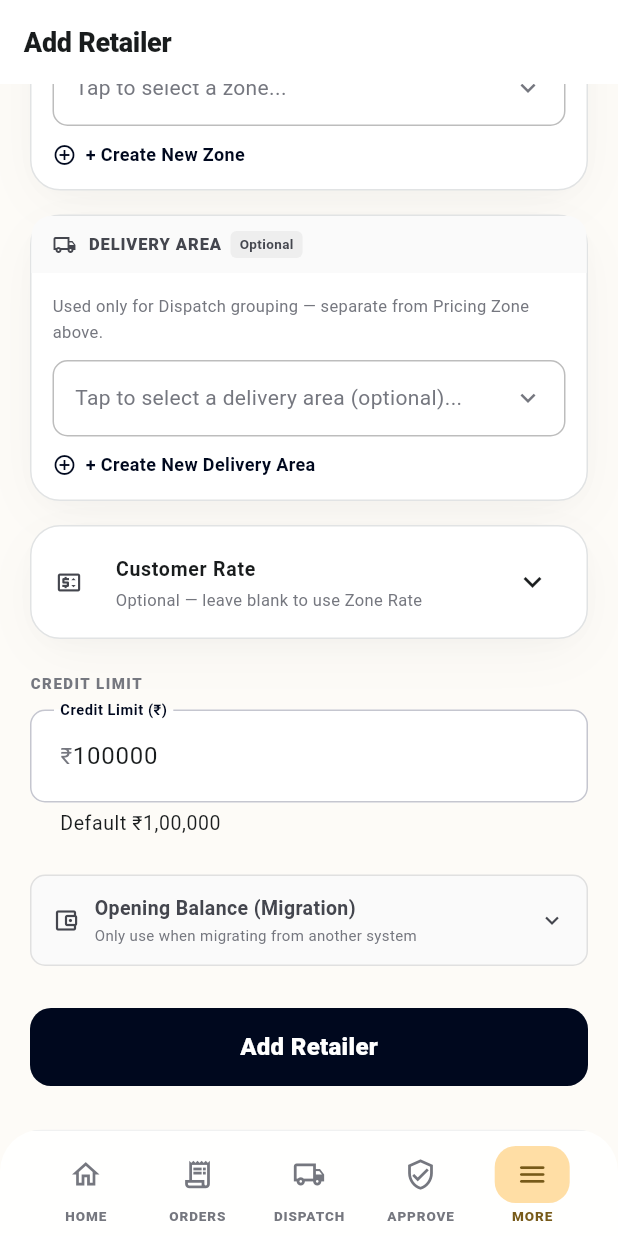
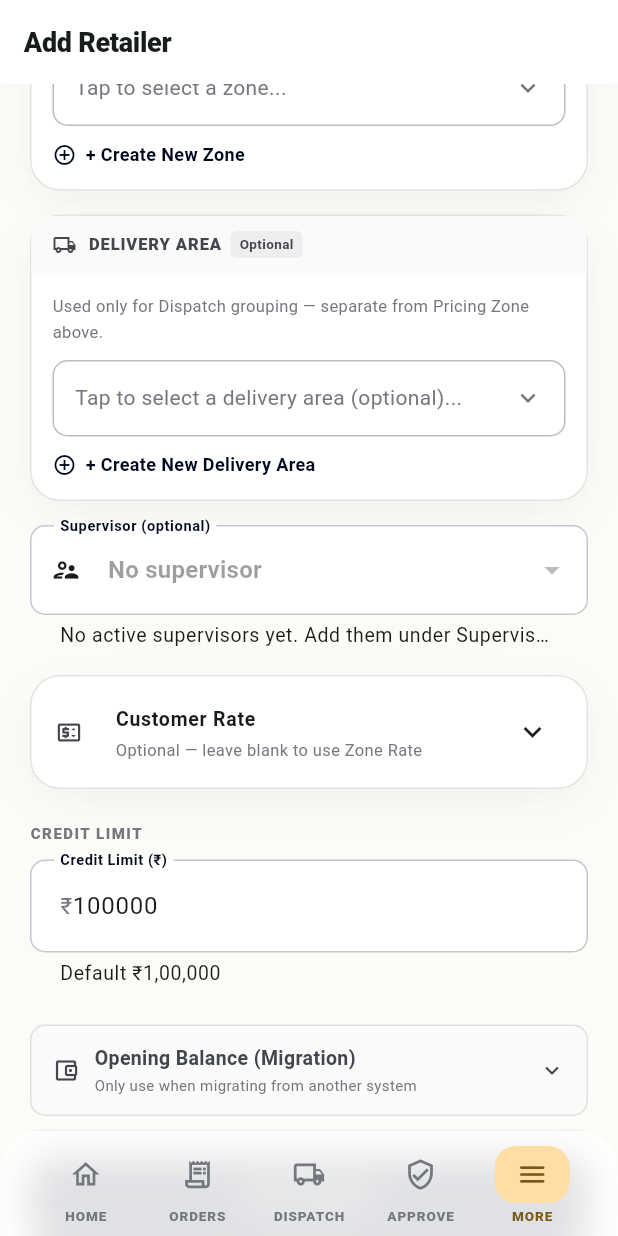
Before and after one commit to kannan110/flutter_project_frontend, a Flutter app: the CreateRetailerScreen screen opened by its route, scrolled down 535 dp, on a phone screen of 412 x 824 dp. Run offline on Flutter 3.47's test engine with Material 3 defaults, Android fonts, the phone set to English and light mode, and no system bars; our stand-ins replace audioplayers, flutter_riverpod, go_router, image_picker, pdf, permission_handler and 4 more; accounts and stored records are empty; network calls fail.

Commit message:
Add Retailer: optional Supervisor selection
Lists the trader's active supervisors and saves the choice to
retailers.supervisor_id, the same link Assign Retailers, the supervisor
app and the reports' supervisor filter use.

Co-Authored-By: Claude Opus 5.5 <noreply@anthropic.com>

```diff
--- a/lib/features/trader_admin/retailers/create_retailer_screen.dart
+++ b/lib/features/trader_admin/retailers/create_retailer_screen.dart
@@ -65,6 +65,11 @@ class _S extends ConsumerState<CreateRetailerScreen> {
   final _newAreaCode = TextEditingController();
   final _areaSearch  = TextEditingController();
 
+  // ── Supervisor (optional; retailers.supervisor_id) ──────────────────────
+  List<Map<String, dynamic>> _supervisors = [];
+  String? _selectedSupervisorId;
+  bool _loadingSupervisors = true;
+
   // ── Customer Rate state ─────────────────────────────────────────────────
   List<Map<String, dynamic>> _products  = [];
   bool   _loadingProducts               = true;
@@ -95,7 +100,26 @@ class _S extends ConsumerState<CreateRetailerScreen> {
   Future<void> _loadData() async {
     final tid = ref.read(appUserProvider).valueOrNull?.traderId;
     if (tid == null) return;
-    await Future.wait([_loadZones(tid), _loadAreas(tid), _loadProducts(tid)]);
+    await Future.wait([
+      _loadZones(tid), _loadAreas(tid), _loadProducts(tid),
+      _loadSupervisors(tid),
+    ]);
+  }
+
+  Future<void> _loadSupervisors(String tid) async {
+    try {
+      final res = await _c.from('supervisor_profiles')
+          .select('id,name,mobile')
+          .eq('trader_id', tid).eq('is_active', true).order('name');
+      if (mounted) {
+        setState(() {
+          _supervisors = List<Map<String, dynamic>>.from(res as List? ?? []);
+          _loadingSupervisors = false;
+        });
+      }
+    } catch (_) {
+      if (mounted) setState(() => _loadingSupervisors = false);
+    }
   }
 
   Future<void> _loadAreas(String tid) async {
@@ -295,6 +319,7 @@ class _S extends ConsumerState<CreateRetailerScreen> {
         'credit_limit':    double.tryParse(_creditLimit.text.trim()) ?? 100000,
         'zone_id':         _selectedZoneId,   // ← zone set at INSERT time
         'area_id':         _selectedAreaId,   // ← optional; dispatch-only, independent of zone_id
+        'supervisor_id':   _selectedSupervisorId, // ← optional
         'is_active':       true,
       }).select('id').single();
 
@@ -446,6 +471,10 @@ class _S extends ConsumerState<CreateRetailerScreen> {
               const SizedBox(height: 16),
               _buildAreaSection(),
 
+              // ── Section 2c: Supervisor (optional) ───────────────────────
+              const SizedBox(height: 16),
+              _buildSupervisorSection(),
+
               // ── Section 3: Customer Rate (optional) ─────────────────────
               const SizedBox(height: 16),
               _buildCustomerRateSection(),
@@ -854,6 +883,43 @@ class _S extends ConsumerState<CreateRetailerScreen> {
   }
 
   // ── Delivery Area Section (optional, dispatch-only) ──────────────────────
+  Widget _buildSupervisorSection() {
+    if (_loadingSupervisors) {
+      return const LinearProgressIndicator(minHeight: 2);
+    }
+    final ids = _supervisors.map((s) => s['id'] as String).toSet();
+    return DropdownButtonFormField<String?>(
+      initialValue: ids.contains(_selectedSupervisorId)
+          ? _selectedSupervisorId
+          : null,
+      isExpanded: true,
+      decoration: InputDecoration(
+        labelText: 'Supervisor (optional)',
+        prefixIcon: const Icon(Icons.supervisor_account_outlined, size: 20),
+        helperText: _supervisors.isEmpty
+            ? 'No active supervisors yet. Add them under Supervisors.'
+            : 'The supervisor who collects from this retailer',
+      ),
+      items: [
+        const DropdownMenuItem<String?>(
+            value: null, child: Text('No supervisor')),
+        for (final s in _supervisors)
+          DropdownMenuItem<String?>(
+            value: s['id'] as String,
+            child: Text(
+              [s['name'], s['mobile']]
+                  .where((v) => v != null && '$v'.trim().isNotEmpty)
+                  .join('  ·  '),
+              overflow: TextOverflow.ellipsis,
+            ),
+          ),
+      ],
+      onChanged: _supervisors.isEmpty
+          ? null
+          : (v) => setState(() => _selectedSupervisorId = v),
+    );
+  }
+
   Widget _buildAreaSection() {
     return Container(
       decoration: BoxDecoration(
```
